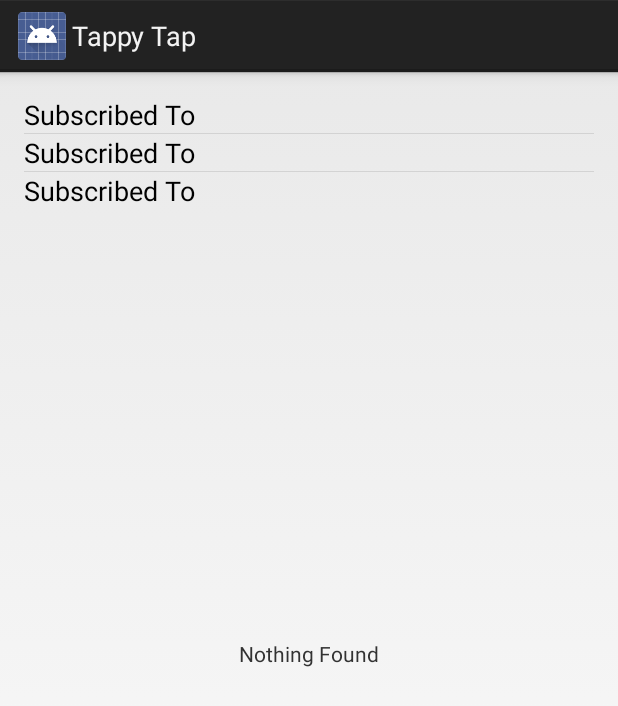
After one commit to mynameistodd/TappyTapProject, an Android app: the layout list_subscriptions.xml on its own in the app's theme, with its tools: preview values and no code run, on a phone screen of 412 x 824 dp. The commit adds this screen. Shown: the top 706 px of the screen. Run offline under Robolectric (Android 15) with nearby library versions, the phone set to English and light mode, and no system bars.

Commit message:
Creates a SubscriptionFragment, adds that to the tabs. Also, saves a subscription to local sqlite db.

```diff
--- a/TappyTap/src/main/java/com/mynameistodd/tappytap/MainActivity.java
+++ b/TappyTap/src/main/java/com/mynameistodd/tappytap/MainActivity.java
@@ -217,13 +217,14 @@ public class MainActivity extends FragmentActivity implements ActionBar.TabListe
                     .setPositiveButton("Yes",new DialogInterface.OnClickListener() {
                         @Override
                         public void onClick(DialogInterface dialog, int which) {
-                            Toast.makeText(getActivity(), "Yes", Toast.LENGTH_SHORT).show();
+                            CommonUtility.insertSubscription(context, followName);
+                            Toast.makeText(getActivity(), getString(R.string.follow_yes), Toast.LENGTH_SHORT).show();
                         }
                     })
                     .setNegativeButton("Cancel", new DialogInterface.OnClickListener() {
                         @Override
                         public void onClick(DialogInterface dialog, int which) {
-                            Toast.makeText(getActivity(), "Cancel", Toast.LENGTH_SHORT).show();
+                            Toast.makeText(getActivity(), getString(R.string.follow_no), Toast.LENGTH_SHORT).show();
                         }
                     });
             return builder.create();
--- /dev/null
+++ b/TappyTap/src/main/res/layout/list_subscription_item.xml
@@ -0,0 +1,33 @@
+<?xml version="1.0" encoding="utf-8"?>
+
+<RelativeLayout xmlns:android="http://schemas.android.com/apk/res/android"
+    android:layout_width="match_parent" android:layout_height="match_parent">
+
+    <TextView
+        android:layout_width="wrap_content"
+        android:layout_height="wrap_content"
+        android:textAppearance="?android:attr/textAppearanceMedium"
+        android:text="Subscribed To"
+        android:id="@+id/itemSubscriptionName"
+        android:layout_centerVertical="true"
+        android:layout_alignParentLeft="true" />
+
+    <!--<TextView-->
+        <!--android:layout_width="wrap_content"-->
+        <!--android:layout_height="wrap_content"-->
+        <!--android:textAppearance="?android:attr/textAppearanceSmall"-->
+        <!--android:text="Sender"-->
+        <!--android:id="@+id/itemSender"-->
+        <!--android:layout_below="@+id/itemMessageText"-->
+        <!--android:layout_alignParentLeft="true"-->
+        <!--android:layout_marginTop="7dp" />-->
+
+    <!--<TextView-->
+        <!--android:layout_width="wrap_content"-->
+        <!--android:layout_height="wrap_content"-->
+        <!--android:textAppearance="?android:attr/textAppearanceSmall"-->
+        <!--android:text="Date Received"-->
+        <!--android:id="@+id/itemDateReceived"-->
+        <!--android:layout_alignTop="@+id/itemSender"-->
+        <!--android:layout_alignParentRight="true" />-->
+</RelativeLayout>
--- /dev/null
+++ b/TappyTap/src/main/res/layout/list_subscriptions.xml
@@ -0,0 +1,29 @@
+<RelativeLayout xmlns:android="http://schemas.android.com/apk/res/android"
+    xmlns:tools="http://schemas.android.com/tools"
+    android:layout_width="match_parent"
+    android:layout_height="match_parent"
+    android:paddingLeft="@dimen/activity_horizontal_margin"
+    android:paddingRight="@dimen/activity_horizontal_margin"
+    android:paddingTop="@dimen/activity_vertical_margin"
+    android:paddingBottom="@dimen/activity_vertical_margin"
+    tools:context=".SubscriptionsFragment">
+
+
+    <ListView
+        android:layout_width="wrap_content"
+        android:layout_height="wrap_content"
+        android:id="@android:id/list"
+        android:layout_alignParentTop="true"
+        android:layout_alignParentLeft="true"
+        tools:listitem="@layout/list_subscription_item" />
+
+    <TextView
+        android:layout_width="wrap_content"
+        android:layout_height="wrap_content"
+        android:text="Nothing Found"
+        android:id="@android:id/empty"
+        android:layout_centerVertical="true"
+        android:layout_centerHorizontal="true" />
+
+
+</RelativeLayout>
--- /dev/null
+++ b/TappyTap/src/main/res/menu/list_subscriptions.xml
@@ -0,0 +1,6 @@
+<menu xmlns:android="http://schemas.android.com/apk/res/android">
+    <item android:id="@+id/action_settings"
+        android:title="@string/action_settings"
+        android:orderInCategory="100"
+        android:showAsAction="never" />
+</menu>
--- a/TappyTap/src/main/res/values/strings.xml
+++ b/TappyTap/src/main/res/values/strings.xml
@@ -11,5 +11,7 @@
     <string name="title_activity_main">Tappy Tap</string>
     <string name="title_section1">History</string>
     <string name="title_section2">Subscriptions</string>
+    <string name="follow_yes">Got it!</string>
+    <string name="follow_no">Never mind then.</string>
 
 </resources>
```
Also changed, not shown: TappyTap/src/main/java/com/mynameistodd/tappytap/CommonUtility.java (+13 -0 lines), TappyTap/src/main/java/com/mynameistodd/tappytap/MySQLiteOpenHelper.java (+13 -2 lines), TappyTap/src/main/java/com/mynameistodd/tappytap/SectionsPagerAdapter.java (+23 -28 lines), TappyTap/src/main/java/com/mynameistodd/tappytap/Subscription.java (added, +34 -0 lines), TappyTap/src/main/java/com/mynameistodd/tappytap/SubscriptionsAdapter.java (added, +39 -0 lines), TappyTap/src/main/java/com/mynameistodd/tappytap/SubscriptionsFragment.java (added, +64 -0 lines).
